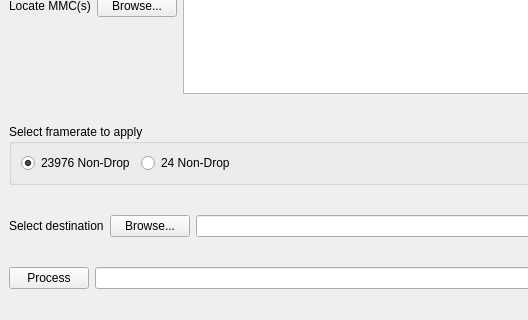
The window that framerate_updater_ui.ui (SimonTheChain/amazon_framerate_updater) describes before a commit, drawn with Qt 5; both pictures show x 0 to 528 and y 91 to 411 of the 800 by 411 pixel window.
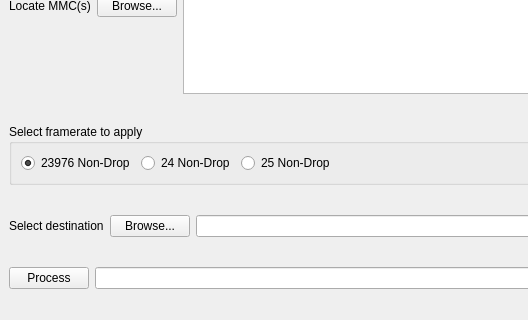
The same window after the commit. Icons and pictures are not drawn.

Commit message: Added 25 NonDrop framerate

Patch:
```diff
--- a/framerate_updater_ui.ui
+++ b/framerate_updater_ui.ui
@@ -93,6 +93,13 @@
          </property>
         </widget>
        </item>
+       <item>
+        <widget class="QRadioButton" name="check_25">
+         <property name="text">
+          <string>25 Non-Drop</string>
+         </property>
+        </widget>
+       </item>
        <item>
         <spacer name="horizontalSpacer">
          <property name="orientation">
```
Left out of the diff: 2 changed lines with no effect on the pictures. The commit also changes 2 other files.
